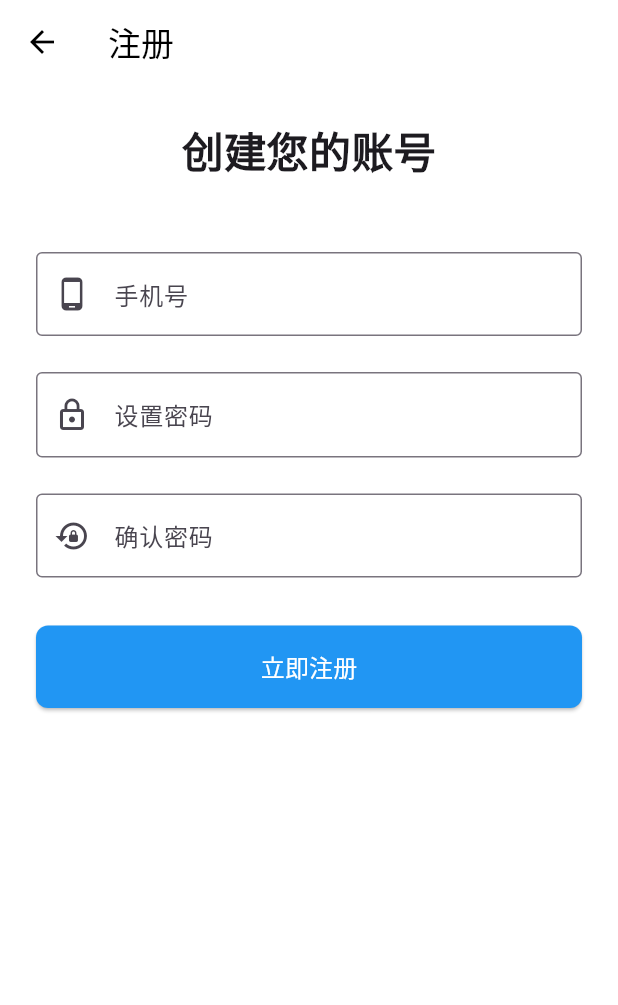
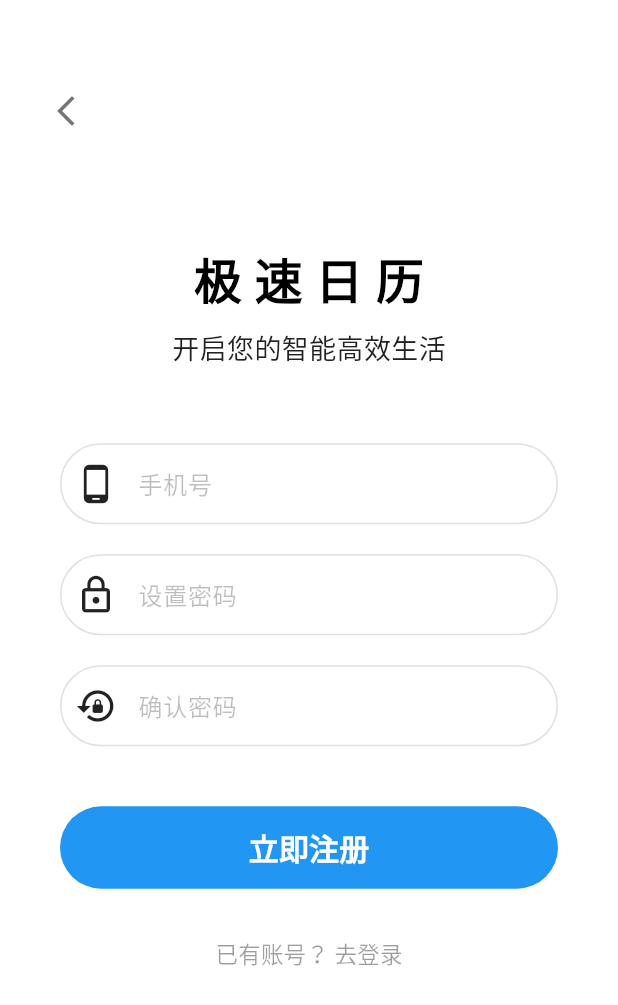
Before and after one commit to XAXinAn/otti-calendar, a Flutter app: the RegisterPage screen opened directly, on a phone screen of 412 x 824 dp. Shown: the top 1005 px of the screen. Run offline on Flutter 3.47's test engine with Material 3 defaults, Android fonts, the phone set to English and light mode, and no system bars; our stand-ins replace dio, image_picker, shared_preferences, table_calendar; missing offline and left inert: icalendar_parser, lunar; accounts and stored records are empty.

Commit message:
前端页面优化

```diff
--- a/lib/features/profile/register_page.dart
+++ b/lib/features/profile/register_page.dart
@@ -67,58 +67,57 @@ class _RegisterPageState extends State<RegisterPage> {
   Widget build(BuildContext context) {
     return Scaffold(
       backgroundColor: Colors.white,
-      appBar: AppBar(
-        title: const Text('注册'),
-        elevation: 0,
-        backgroundColor: Colors.white,
-        foregroundColor: Colors.black,
-      ),
-      body: SingleChildScrollView(
-        padding: const EdgeInsets.all(24.0),
+      body: Stack(
+        children: [
+          SingleChildScrollView(
+            child: Container(
+              height: MediaQuery.of(context).size.height,
+              padding: const EdgeInsets.symmetric(horizontal: 40.0),
               child: Form(
                 key: _formKey,
                 child: Column(
-            crossAxisAlignment: CrossAxisAlignment.stretch,
+                  mainAxisAlignment: MainAxisAlignment.center,
                   children: [
                     const Text(
-                '创建您的账号',
-                style: TextStyle(fontSize: 28, fontWeight: FontWeight.bold),
-                textAlign: TextAlign.center,
+                      '极 速 日 历',
+                      style: TextStyle(
+                        fontSize: 32,
+                        fontWeight: FontWeight.w900,
+                        color: Colors.black,
                       ),
-              const SizedBox(height: 48),
-              TextFormField(
+                    ),
+                    const SizedBox(height: 8),
+                    const Text(
+                      '开启您的智能高效生活',
+                      style: TextStyle(
+                        fontSize: 18,
+                        color: Colors.black87,
+                      ),
+                    ),
+                    const SizedBox(height: 50),
+                    // 手机号输入框
+                    _buildTextField(
                       controller: _phoneController,
-                keyboardType: TextInputType.phone,
-                decoration: const InputDecoration(
-                  labelText: '手机号',
-                  hintText: '输入您的手机号',
-                  border: OutlineInputBorder(),
-                  prefixIcon: Icon(Icons.phone_android),
-                ),
+                      hintText: '手机号',
+                      icon: Icons.phone_android,
                       validator: _validatePhone,
                     ),
-              const SizedBox(height: 24),
-              TextFormField(
+                    const SizedBox(height: 20),
+                    // 密码输入框
+                    _buildTextField(
                       controller: _passwordController,
+                      hintText: '设置密码',
+                      icon: Icons.lock_outline,
                       obscureText: true,
-                decoration: const InputDecoration(
-                  labelText: '设置密码',
-                  hintText: '不少于6位',
-                  border: OutlineInputBorder(),
-                  prefixIcon: Icon(Icons.lock_outline),
-                ),
                       validator: (value) => (value == null || value.length < 6) ? '密码至少需要6位' : null,
                     ),
-              const SizedBox(height: 24),
-              TextFormField(
+                    const SizedBox(height: 20),
+                    // 确认密码输入框
+                    _buildTextField(
                       controller: _confirmPasswordController,
+                      hintText: '确认密码',
+                      icon: Icons.lock_reset,
                       obscureText: true,
-                decoration: const InputDecoration(
-                  labelText: '确认密码',
-                  hintText: '再次输入密码',
-                  border: OutlineInputBorder(),
-                  prefixIcon: Icon(Icons.lock_reset),
-                ),
                       validator: (value) {
                         if (value != _passwordController.text) {
                           return '两次输入的密码不一致';
@@ -126,14 +125,19 @@ class _RegisterPageState extends State<RegisterPage> {
                         return null;
                       },
                     ),
-              const SizedBox(height: 32),
-              ElevatedButton(
+                    const SizedBox(height: 40),
+                    // 注册按钮
+                    SizedBox(
+                      width: double.infinity,
+                      height: 55,
+                      child: ElevatedButton(
                         onPressed: _isLoading ? null : _handleRegister,
                         style: ElevatedButton.styleFrom(
-                  padding: const EdgeInsets.symmetric(vertical: 16),
-                  backgroundColor: Colors.blue,
-                  foregroundColor: Colors.white,
-                  shape: RoundedRectangleBorder(borderRadius: BorderRadius.circular(8)),
+                          backgroundColor: const Color(0xFF2196F3),
+                          shape: RoundedRectangleBorder(
+                            borderRadius: BorderRadius.circular(30),
+                          ),
+                          elevation: 0,
                         ),
                         child: _isLoading
                             ? const SizedBox(
@@ -141,12 +145,71 @@ class _RegisterPageState extends State<RegisterPage> {
                                 width: 20,
                                 child: CircularProgressIndicator(color: Colors.white, strokeWidth: 2),
                               )
-                    : const Text('立即注册', style: TextStyle(fontSize: 16)),
+                            : const Text(
+                                '立即注册',
+                                style: TextStyle(fontSize: 20, color: Colors.white, fontWeight: FontWeight.bold),
+                              ),
+                      ),
+                    ),
+                    const SizedBox(height: 20),
+                    // 返回登录
+                    TextButton(
+                      onPressed: () => Navigator.pop(context),
+                      child: const Text(
+                        '已有账号？ 去登录',
+                        style: TextStyle(color: Colors.black38, fontSize: 15),
+                      ),
                     ),
                   ],
                 ),
               ),
             ),
+          ),
+          // 自定义返回按钮
+          Positioned(
+            top: 50,
+            left: 20,
+            child: IconButton(
+              icon: const Icon(Icons.arrow_back_ios_new, color: Colors.black54),
+              onPressed: () => Navigator.pop(context),
+            ),
+          ),
+        ],
+      ),
+    );
+  }
+
+  Widget _buildTextField({
+    required TextEditingController controller,
+    required String hintText,
+    required IconData icon,
+    bool obscureText = false,
+    String? Function(String?)? validator,
+  }) {
+    return TextFormField(
+      controller: controller,
+      obscureText: obscureText,
+      validator: validator,
+      decoration: InputDecoration(
+        hintText: hintText,
+        hintStyle: const TextStyle(color: Colors.black26),
+        prefixIcon: Icon(icon, color: Colors.black87, size: 28),
+        contentPadding: const EdgeInsets.symmetric(vertical: 15),
+        border: OutlineInputBorder(
+          borderRadius: BorderRadius.circular(30),
+          borderSide: const BorderSide(color: Color(0xFFE0E0E0)),
+        ),
+        enabledBorder: OutlineInputBorder(
+          borderRadius: BorderRadius.circular(30),
+          borderSide: const BorderSide(color: Color(0xFFE0E0E0)),
+        ),
+        focusedBorder: OutlineInputBorder(
+          borderRadius: BorderRadius.circular(30),
+          borderSide: const BorderSide(color: Color(0xFF2196F3)),
+        ),
+        filled: true,
+        fillColor: Colors.white,
+      ),
     );
   }
 }
```
Also changed, not shown: lib/features/profile/login_page.dart (+86 -47 lines). Lines whose indentation alone changed are shown as unchanged.
